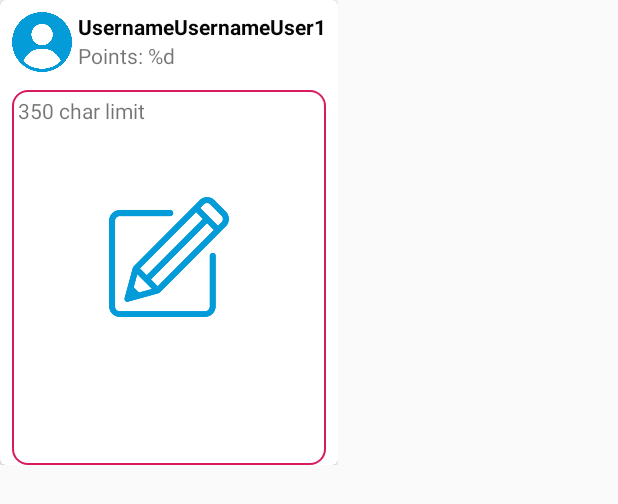
After one commit to magicgetafix/BritishHeritage, an Android app: the layout review.xml on its own in the app's theme, with its tools: preview values and no code run, on a phone screen of 412 x 824 dp. The commit adds this screen. Shown: the top 504 px of the screen. Run offline under Robolectric (Android 15) with nearby library versions, the phone set to English and light mode, and no system bars.

Commit message:
Added review xml

```diff
--- a/app/src/main/java/com/britishheritage/android/britishheritage/SplashActivity.java
+++ b/app/src/main/java/com/britishheritage/android/britishheritage/SplashActivity.java
@@ -108,8 +108,17 @@ public class SplashActivity extends BaseActivity {
   @Override
   protected void onCreate(Bundle savedInstanceState) {
     super.onCreate(savedInstanceState);
+    FirebaseApp.initializeApp(getApplicationContext());
+
+    firebaseAuth = FirebaseAuth.getInstance();
+    FirebaseUser currentUser = firebaseAuth.getCurrentUser();
+
+    if (currentUser != null){
+      Intent mainIntent = new Intent(this, MainActivity.class);
+      startActivity(mainIntent);
+    }
+
     setContentView(R.layout.activity_splash);
-
     usernameTV = findViewById(R.id.splash_username);
     emailTV = findViewById(R.id.splash_email);
     passwordTV = findViewById(R.id.splash_password);
@@ -120,15 +129,7 @@ public class SplashActivity extends BaseActivity {
     passwordErrorTV = findViewById(R.id.splash_password_error);
     progressBar = findViewById(R.id.splash_progressbar);
 
-    FirebaseApp.initializeApp(getApplicationContext());
 
-    firebaseAuth = FirebaseAuth.getInstance();
-    FirebaseUser currentUser = firebaseAuth.getCurrentUser();
-
-    if (currentUser != null){
-      Intent mainIntent = new Intent(this, MainActivity.class);
-      startActivity(mainIntent);
-    }
     databaseInteractor = DatabaseInteractor.getInstance(getApplicationContext());
     databaseSizeLiveData = databaseInteractor.getDatabaseSize();
     databaseSizeLiveData.observe(this, this::populateDatabase);
--- a/app/src/main/res/layout/favourite_landmark.xml
+++ b/app/src/main/res/layout/favourite_landmark.xml
@@ -1,5 +1,5 @@
 <?xml version="1.0" encoding="utf-8"?>
-<android.support.constraint.ConstraintLayout
+<androidx.constraintlayout.widget.ConstraintLayout
     xmlns:android="http://schemas.android.com/apk/res/android"
     xmlns:app="http://schemas.android.com/apk/res-auto"
     xmlns:tools="http://schemas.android.com/tools"
@@ -93,4 +93,4 @@
 
         </androidx.constraintlayout.widget.ConstraintLayout>
     </com.google.android.material.card.MaterialCardView>
-</android.support.constraint.ConstraintLayout>
+</androidx.constraintlayout.widget.ConstraintLayout>
--- /dev/null
+++ b/app/src/main/res/layout/review.xml
@@ -0,0 +1,93 @@
+<?xml version="1.0" encoding="utf-8"?>
+<androidx.constraintlayout.widget.ConstraintLayout xmlns:android="http://schemas.android.com/apk/res/android"
+    xmlns:tools="http://schemas.android.com/tools"
+    android:layout_width="wrap_content"
+    android:layout_height="wrap_content"
+    xmlns:app="http://schemas.android.com/apk/res-auto">
+
+    <com.google.android.material.card.MaterialCardView
+        android:clipChildren="true"
+        app:cardCornerRadius="4dp"
+        android:layout_width="wrap_content"
+        android:layout_height="wrap_content"
+
+        app:layout_constraintBottom_toBottomOf="parent"
+        app:layout_constraintEnd_toEndOf="parent"
+        app:layout_constraintStart_toStartOf="parent"
+        app:layout_constraintTop_toTopOf="parent" >
+
+        <androidx.constraintlayout.widget.ConstraintLayout
+            android:layout_height="wrap_content"
+            android:layout_width="wrap_content">
+
+
+            <ImageView
+                android:id="@+id/review_user_photo"
+                android:layout_width="40dp"
+                android:layout_height="40dp"
+                android:layout_marginStart="8dp"
+                android:layout_marginTop="8dp"
+                android:scaleType="centerInside"
+                android:tint="@color/colorPrimary"
+                app:layout_constraintStart_toStartOf="parent"
+                app:layout_constraintTop_toTopOf="parent"
+                app:srcCompat="@drawable/user_icon" />
+
+            <TextView
+                android:textColor="@color/black"
+                android:textStyle="bold"
+                android:id="@+id/review_username"
+                android:layout_width="wrap_content"
+                android:layout_height="wrap_content"
+                android:layout_marginStart="4dp"
+                tools:text="@string/username"
+                app:layout_constraintStart_toEndOf="@+id/review_user_photo"
+                app:layout_constraintTop_toTopOf="parent"
+                app:layout_constraintEnd_toEndOf="parent"
+                android:layout_marginTop="8dp"
+                android:layout_marginEnd="8dp"
+                />
+
+            <TextView
+                android:id="@+id/review_points"
+                android:layout_width="wrap_content"
+                android:layout_height="wrap_content"
+                android:layout_marginStart="4dp"
+                tools:text="@string/points"
+                app:layout_constraintStart_toEndOf="@+id/review_user_photo"
+                app:layout_constraintTop_toBottomOf="@id/review_username"
+                android:layout_marginTop="0dp"
+                />
+
+            <TextView
+                android:background="@drawable/white_rounded"
+                android:id="@+id/review_text"
+                android:layout_width="0dp"
+                android:layout_height="250dp"
+                android:layout_marginTop="12dp"
+                tools:text="350 char limit"
+                android:padding="4dp"
+                app:layout_constraintEnd_toEndOf="@+id/review_username"
+                app:layout_constraintStart_toStartOf="@+id/review_user_photo"
+                app:layout_constraintTop_toBottomOf="@+id/review_user_photo" />
+
+            <ImageButton
+                android:layout_width="80dp"
+                android:layout_height="80dp"
+                android:background="@drawable/write_review_icon"
+                android:backgroundTint="@color/colorPrimary"
+                android:tint="@color/colorPrimary"
+                app:layout_constraintBottom_toBottomOf="@id/review_text"
+                app:layout_constraintEnd_toEndOf="parent"
+                app:layout_constraintStart_toStartOf="parent"
+                app:layout_constraintTop_toTopOf="@id/review_text"
+                app:layout_constraintVertical_bias="0.42000002" />
+
+        </androidx.constraintlayout.widget.ConstraintLayout>
+
+
+
+
+    </com.google.android.material.card.MaterialCardView>
+
+</androidx.constraintlayout.widget.ConstraintLayout>
--- a/app/src/main/res/values/strings.xml
+++ b/app/src/main/res/values/strings.xml
@@ -25,5 +25,7 @@
     <string name="please_enter_a_password_of_eight_chars">Please enter a password of 8 characters or more</string>
     <string name="login_failure">Login failed. Please try again!</string>
     <string name="sign_in">Sign up</string>
+    <string name="points">Points: %d</string>
+    <string name="username">UsernameUsernameUser1</string>
 
 </resources>
```
Also changed, not shown: app/src/main/res/drawable-v24/drawable-xxxhdpi/thumb_down.png (added), app/src/main/res/drawable-v24/drawable-xxxhdpi/thumb_up.png (added), app/src/main/res/drawable-v24/user_icon.png (added), app/src/main/res/drawable-v24/write_review_icon.png (added).
